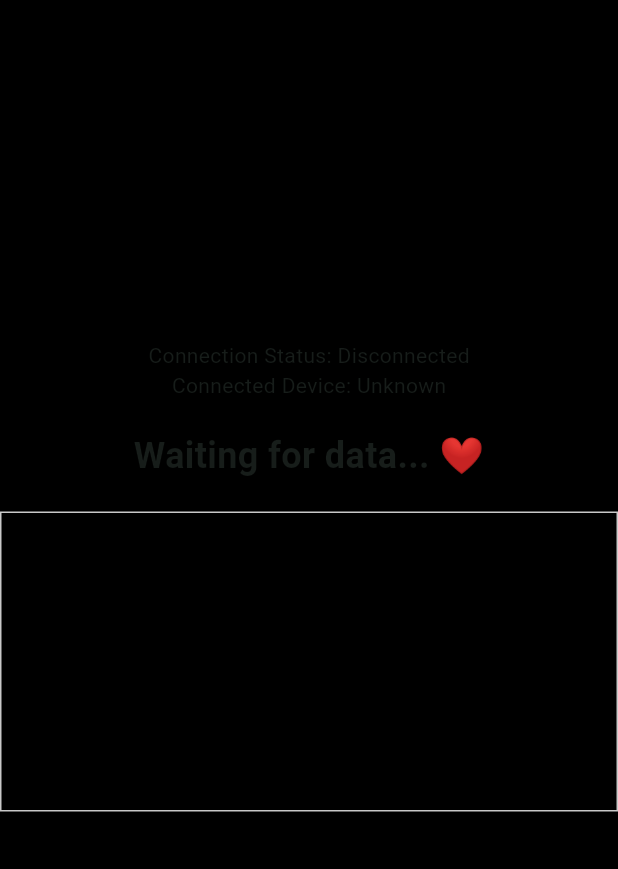
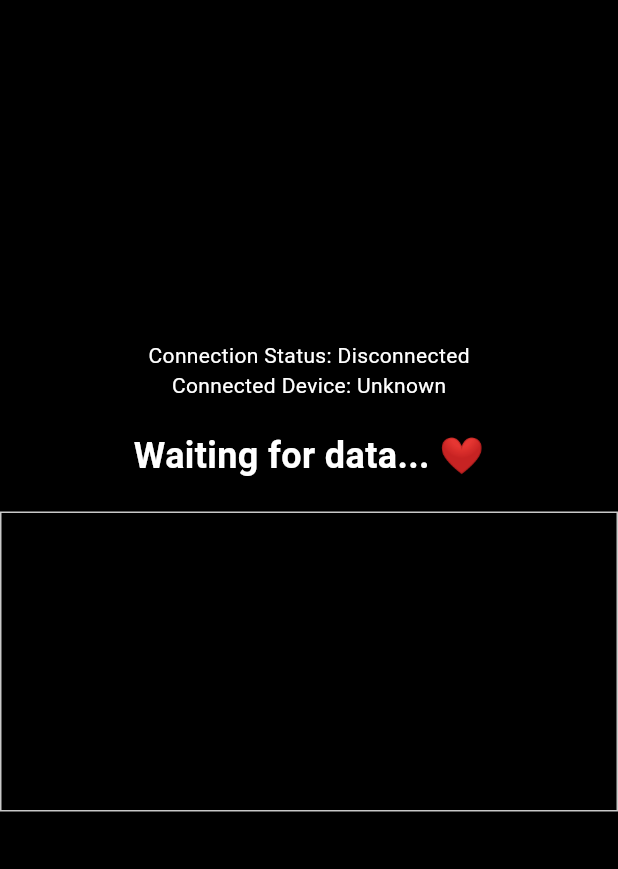
Before and after one commit to laurenzooz/optical-pulse-oximeter-app, a Flutter app: the screen it shows after launch, on a phone screen of 412 x 824 dp, the part 84-953 px from its top. Run offline on Flutter 3.47's test engine with Material 3 defaults, Android fonts, the phone set to English and light mode, and no system bars; drawn by our look-alikes of fl_chart; missing offline and left inert: universal_ble.

Commit message:
adjust colors

```diff
--- a/src/oximeterapp/lib/main.dart
+++ b/src/oximeterapp/lib/main.dart
@@ -168,12 +168,13 @@ void _onCharacteristicValueChange(
         child: Column(
           mainAxisAlignment: MainAxisAlignment.center,
           children: <Widget>[
-            Text('Connection Status: $_connectionStatus'),
-            Text('Connected Device: $_connectedDeviceName'),
+            Text('Connection Status: $_connectionStatus',  style: const TextStyle(color: Colors.white)),
+            Text('Connected Device: $_connectedDeviceName',  style: const TextStyle(color: Colors.white)),
             const SizedBox(height: 20),
             Text(
               '$_receivedValue ❤️',
-              style: const TextStyle(fontSize: 24, fontWeight: FontWeight.bold),
+              style: const TextStyle(fontSize: 24, fontWeight: FontWeight.bold, color: Colors.white),
+
             ),
 
             // draw graph
```
